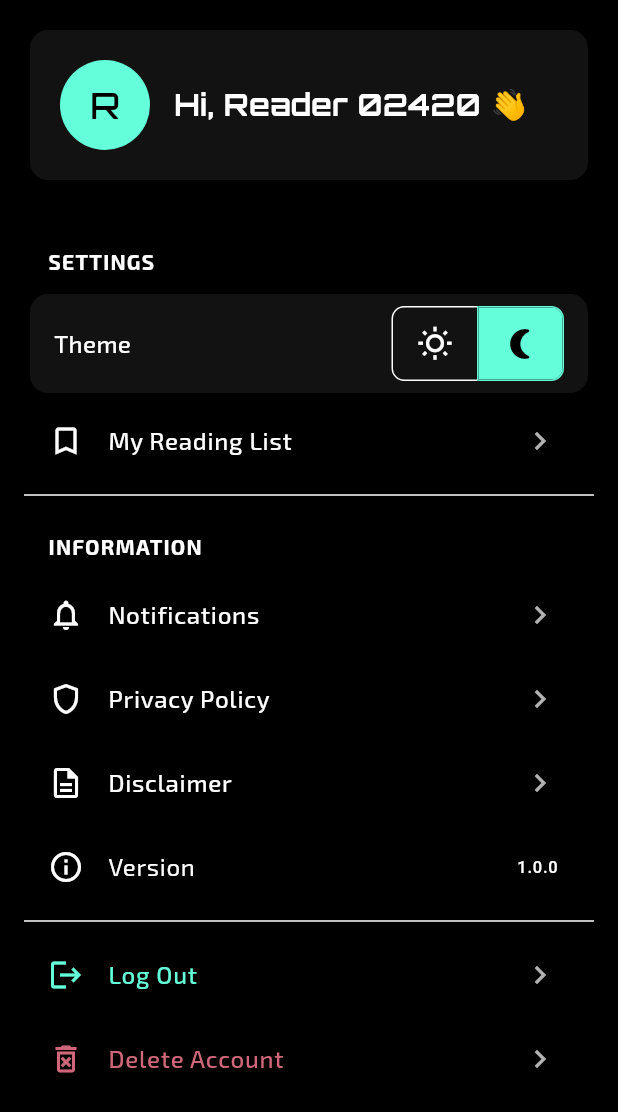
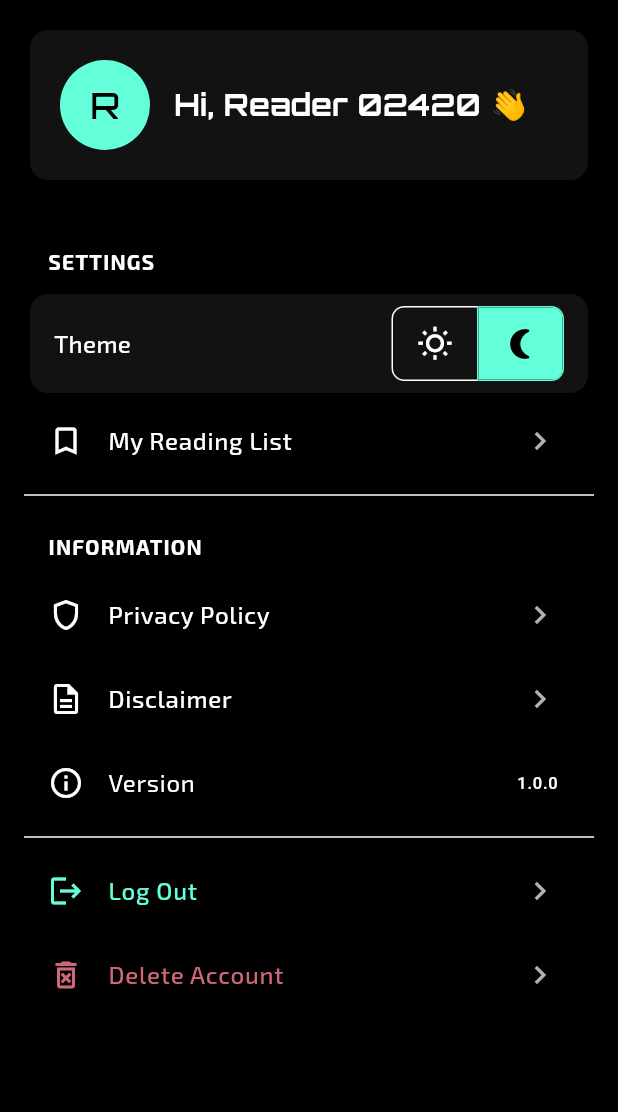
Before and after one commit to vaishnavijohari/Flutter-2.0, a Flutter app: the ProfileScreen screen opened directly, on a phone screen of 412 x 824 dp. Shown: the top 1112 px of the screen. Run offline on Flutter 3.47's test engine with Material 3 defaults, Android fonts, the phone set to English and light mode, and no system bars; our stand-ins replace carousel_slider, cloud_firestore, connectivity_plus, firebase_auth, firebase_core, fl_chart and 7 more; accounts and stored records are empty.

Commit message:
Remove notifications option from profile screen

```diff
--- a/lib/screens/profile_screen.dart
+++ b/lib/screens/profile_screen.dart
@@ -224,7 +224,6 @@ class _ProfileScreenState extends State<ProfileScreen> {
                 ),
                 const Divider(),
                 _buildSectionTitle('Information'),
-                _buildListTile(icon: Icons.notifications_none_outlined, title: 'Notifications', onTap: () {}),
                 _buildListTile(icon: Icons.shield_outlined, title: 'Privacy Policy', onTap: () {}),
                 _buildListTile(icon: Icons.description_outlined, title: 'Disclaimer', onTap: () {}),
                 ListTile(
```
